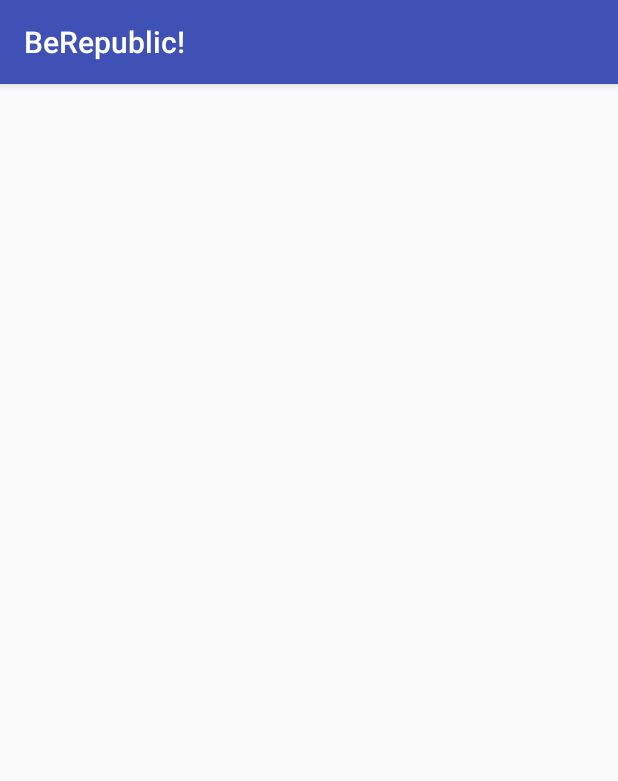
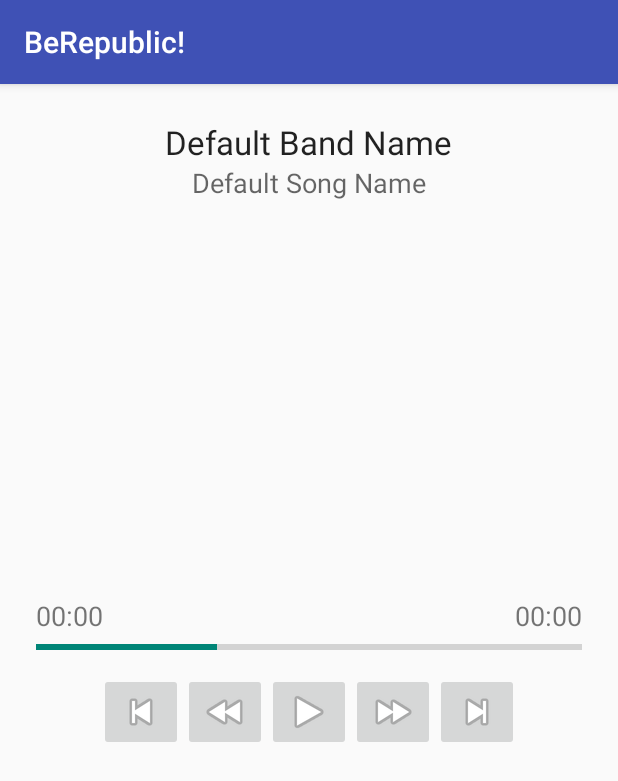
Before and after one commit to hefesto84/berepublic, an Android app: the PlayerActivity screen opened directly, with no data from a screen before it, on a phone screen of 412 x 824 dp. Shown: the top 781 px of the screen. Run offline under Robolectric (Android 15) with nearby library versions, the phone set to English and light mode, and no system bars; our stand-ins replace ButterKnife; libraries missing offline, so code that uses them is left out: com.facebook.drawee, org.parceler; plain views replace SimpleDraweeView; pictures from the network do not load; 4 statements that could not run were skipped.

Commit message:
First version of PlayerActivity layout

```diff
--- a/app/src/main/java/com/berepublic/app/ui/PlayerActivity.java
+++ b/app/src/main/java/com/berepublic/app/ui/PlayerActivity.java
@@ -3,6 +3,7 @@ package com.berepublic.app.ui;
 import android.net.Uri;
 import android.os.Bundle;
 import android.support.v7.app.AppCompatActivity;
+import android.widget.TextView;
 
 import com.berepublic.app.R;
 import com.berepublic.app.model.Song;
@@ -21,14 +22,17 @@ public class PlayerActivity extends AppCompatActivity {
 
     private Song mSong;
 
-    @Bind(R.id.imgSong)
-    SimpleDraweeView imgSong;
+    @Bind(R.id.imgSong) SimpleDraweeView imgSong;
+    @Bind(R.id.txtBandName) TextView txtBandName;
+    @Bind(R.id.txtSongName) TextView txtSongName;
 
     @Override
     protected void onCreate(Bundle savedInstanceState) {
         super.onCreate(savedInstanceState);
         setContentView(R.layout.activity_player);
+
         mSong = (Song) Parcels.unwrap(getIntent().getParcelableExtra("song"));
+
         ButterKnife.bind(this);
 
         load();
@@ -36,6 +40,8 @@ public class PlayerActivity extends AppCompatActivity {
 
     private void load(){
         imgSong.setImageURI(Uri.parse(mSong.getArtworkUrl100()));
+        txtBandName.setText(mSong.getArtistName());
+        txtSongName.setText(mSong.getTrackName());
     }
 
 }
--- a/app/src/main/res/layout/activity_player.xml
+++ b/app/src/main/res/layout/activity_player.xml
@@ -10,6 +10,31 @@
     android:paddingTop="@dimen/activity_vertical_margin"
     tools:context=".ui.MainActivity">
 
+    <LinearLayout
+        android:id="@+id/llSongInformation"
+        android:padding="8dp"
+        android:layout_marginBottom="8dp"
+        android:gravity="center_horizontal"
+        android:orientation="vertical"
+        android:layout_width="match_parent"
+        android:layout_height="wrap_content">
+
+        <TextView
+            android:layout_gravity="center"
+            android:layout_width="wrap_content"
+            android:layout_height="wrap_content"
+            android:textAppearance="?android:attr/textAppearanceLarge"
+            android:text="@string/activity_player_bandname"
+            android:id="@+id/txtBandName" />
+
+        <TextView
+            android:layout_gravity="center"
+            android:layout_width="wrap_content"
+            android:layout_height="wrap_content"
+            android:textAppearance="?android:attr/textAppearanceMedium"
+            android:text="@string/activity_player_songname"
+            android:id="@+id/txtSongName" />
+
         <com.facebook.drawee.view.SimpleDraweeView
             android:layout_marginTop="20sp"
             android:layout_alignParentTop="true"
@@ -17,4 +42,93 @@
             android:layout_width="220sp"
             android:layout_height="220sp"
             android:id="@+id/imgSong" />
+    </LinearLayout>
+
+    <LinearLayout
+        android:id="@+id/llPlayerInformation"
+        android:layout_below="@id/llSongInformation"
+        android:padding="8dp"
+        android:orientation="vertical"
+        android:layout_width="match_parent"
+        android:layout_height="wrap_content">
+
+        <LinearLayout
+            android:orientation="horizontal"
+            android:layout_width="match_parent"
+            android:layout_height="wrap_content">
+
+            <TextView
+                android:layout_weight="0.1"
+                android:textSize="18dp"
+                android:layout_width="wrap_content"
+                android:layout_height="wrap_content"
+                android:textAppearance="?android:attr/textAppearanceSmall"
+                android:text="@string/activity_player_default_time"
+                android:id="@+id/textView" />
+
+            <TextView
+                android:layout_weight="0"
+                android:textSize="18dp"
+                android:layout_width="wrap_content"
+                android:layout_height="wrap_content"
+                android:textAppearance="?android:attr/textAppearanceSmall"
+                android:text="@string/activity_player_default_time"
+                android:id="@+id/textView2" />
+        </LinearLayout>
+
+        <ProgressBar
+            style="?android:attr/progressBarStyleHorizontal"
+            android:layout_width="match_parent"
+            android:layout_height="18dp"
+            android:progress="33"
+            android:id="@+id/progressBar" />
+
+    </LinearLayout>
+
+    <LinearLayout
+        android:id="@+id/llPlayerControllers"
+        android:layout_below="@id/llPlayerInformation"
+        android:layout_centerHorizontal="true"
+        android:orientation="horizontal"
+        android:layout_width="wrap_content"
+        android:layout_height="wrap_content">
+
+        <ImageButton
+            android:layout_width="wrap_content"
+            android:layout_height="wrap_content"
+            android:src="@android:drawable/ic_media_previous"
+            android:id="@+id/btnPrevious" />
+
+        <ImageButton
+            android:layout_width="wrap_content"
+            android:layout_height="wrap_content"
+            android:src="@android:drawable/ic_media_rew"
+            android:id="@+id/btnRewind" />
+
+        <ImageButton
+            android:layout_width="wrap_content"
+            android:layout_height="wrap_content"
+            android:src="@android:drawable/ic_media_play"
+            android:id="@+id/btnPlay" />
+
+        <ImageButton
+            android:layout_width="wrap_content"
+            android:layout_height="wrap_content"
+            android:visibility="gone"
+            android:src="@android:drawable/ic_media_pause"
+            android:id="@+id/btnPause" />
+
+        <ImageButton
+            android:layout_width="wrap_content"
+            android:layout_height="wrap_content"
+            android:src="@android:drawable/ic_media_ff"
+            android:id="@+id/btnFastForward" />
+
+        <ImageButton
+            android:layout_width="wrap_content"
+            android:layout_height="wrap_content"
+            android:src="@android:drawable/ic_media_next"
+            android:id="@+id/btnNext" />
+    </LinearLayout>
+
 </RelativeLayout>
--- a/app/src/main/res/values/strings.xml
+++ b/app/src/main/res/values/strings.xml
@@ -2,4 +2,7 @@
     <string name="app_name">BeRepublic!</string>
     <string name="app_searchbox_hint">Type to search...</string>
     <string name="app_error_itunes">ITunes connection error.</string>
+    <string name="activity_player_bandname">Default Band Name</string>
+    <string name="activity_player_songname">Default Song Name</string>
+    <string name="activity_player_default_time">00:00</string>
 </resources>
```
Lines whose indentation alone changed are shown as unchanged.
